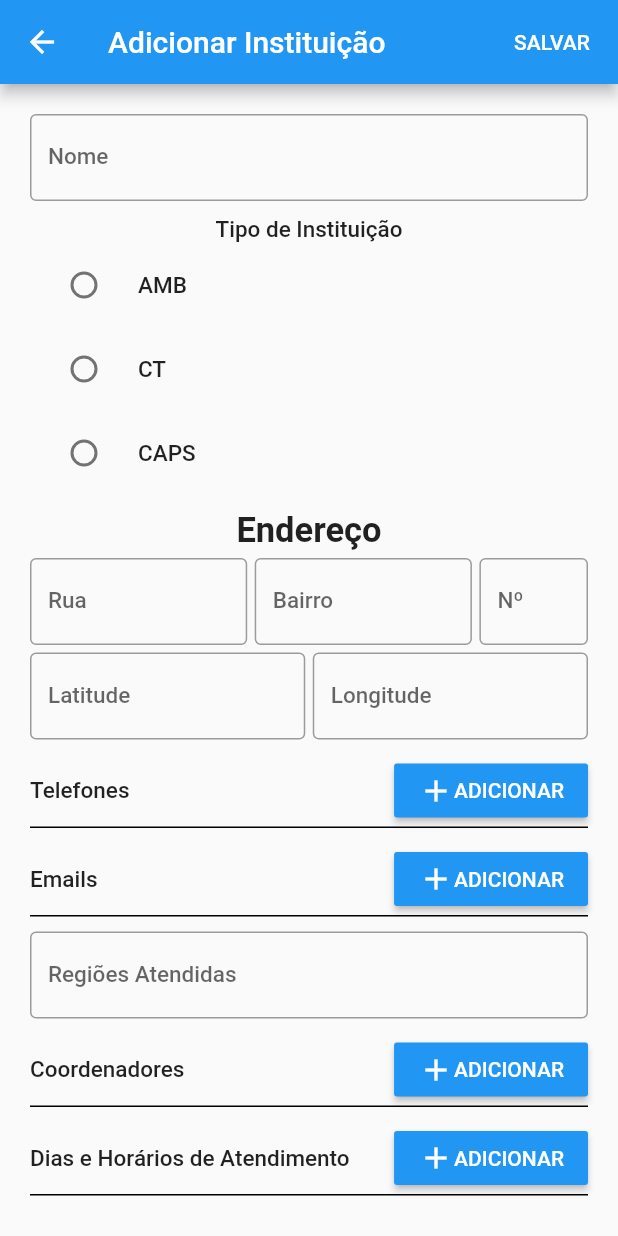
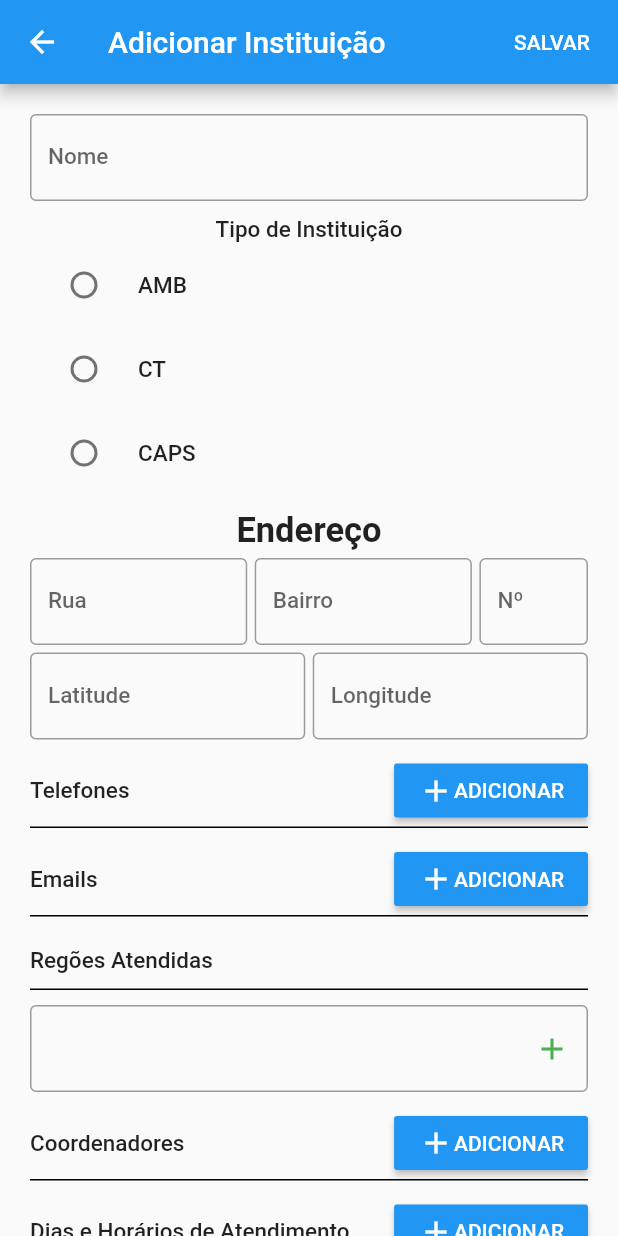
Before and after one commit to ricardoMonteiroTavares/saudeMentalSusDatabase, a Flutter app: the InstitutionFormPage screen opened directly, on a phone screen of 412 x 824 dp. Run offline on Flutter 3.47's test engine with Material 2 defaults, Android fonts, the phone set to English and light mode, and no system bars; our stand-ins replace flutter_mobx, get_it, mobx; missing offline and left inert: dart:html; generated files the repository leaves out were written again.

Commit message:
Versão 1.6.0
Mudança na estrutura da classe Institution. Agora o elemento regions passa a ser uma lista da classe Region.
Recuperação e edição de dados do campo Regiões Atendidas está completo, chegando a completude no formulário de Instituição.

```diff
--- a/lib/entities/institution.dart
+++ b/lib/entities/institution.dart
@@ -2,6 +2,7 @@ import 'package:saudeMentalSusDatabase/entities/address.dart';
 import 'package:saudeMentalSusDatabase/entities/coord.dart';
 import 'package:saudeMentalSusDatabase/entities/institution_type.dart';
 import 'package:saudeMentalSusDatabase/entities/reception.dart';
+import 'package:saudeMentalSusDatabase/entities/region.dart';
 import 'package:saudeMentalSusDatabase/util/enum_converter.dart';
 
 class Institution {
@@ -12,7 +13,7 @@ class Institution {
   InstitutionType institutionType;
   List<Coord> coords;
   List<Reception> reception;
-  String regions;
+  List<Region> regions;
 
   Institution(
       {this.name,
@@ -31,7 +32,9 @@ class Institution {
     data['phone'] = this.phones;
     data['email'] = this.emails;
     data['address'] = this.address.toJson();
-    data['region'] = this.regions;
+    if (this.regions != null) {
+      data['region'] = this.regions.map((v) => v.toJson()).toList();
+    }
     if (this.coords != null) {
       data['coord'] = this.coords.map((v) => v.toJson()).toList();
     }
--- /dev/null
+++ b/lib/entities/region.dart
@@ -0,0 +1,13 @@
+import 'package:flutter/foundation.dart';
+
+class Region {
+  final String name;
+
+  Region({@required this.name});
+
+  Map<String, dynamic> toJson() {
+    final Map<String, dynamic> data = new Map<String, dynamic>();
+    data['name'] = this.name;
+    return data;
+  }
+}
--- a/lib/pages/institution_form_page/components/email_list/controller.dart
+++ b/lib/pages/institution_form_page/components/email_list/controller.dart
@@ -13,7 +13,7 @@ abstract class _Controller with Store {
   var institution = GetIt.I.get<Institution>();
 
   @observable
-  ObservableList<String> emails = <String>[].asObservable();
+  ObservableList<String> emails;
 
   @action
   init() {
--- a/lib/pages/institution_form_page/components/regions_served_input/regions_served_input.dart
+++ /dev/null
@@ -1,20 +0,0 @@
-import 'package:flutter/material.dart';
-import 'package:flutter_mobx/flutter_mobx.dart';
-import 'controller.dart';
-
-class RegionsServedInputComp extends StatelessWidget {
-  final Controller _controller = new Controller();
-  @override
-  Widget build(BuildContext context) {
-    return Container(
-      child: Observer(
-          builder: (_) => TextFormField(
-                decoration: InputDecoration(
-                    border: OutlineInputBorder(),
-                    labelText: 'Regiões Atendidas'),
-                onChanged: _controller.setName,
-                style: Theme.of(context).textTheme.bodyText1,
-              )),
-    );
-  }
-}
--- /dev/null
+++ b/lib/pages/institution_form_page/components/regions_served_list/regions_served_list.dart
@@ -0,0 +1,71 @@
+import 'package:flutter/material.dart';
+import 'package:flutter_mobx/flutter_mobx.dart';
+import 'package:saudeMentalSusDatabase/components/buttons/buttons.dart';
+import 'controller.dart';
+
+class RegionsServedListComp extends StatefulWidget {
+  @override
+  _RegionsServedListCompState createState() => _RegionsServedListCompState();
+}
+
+class _RegionsServedListCompState extends State<RegionsServedListComp> {
+  final Controller _controller = new Controller();
+
+  @override
+  void initState() {
+    _controller.init();
+    super.initState();
+  }
+
+  @override
+  Widget build(BuildContext context) {
+    return Column(
+      mainAxisSize: MainAxisSize.min,
+      children: [
+        Container(
+          decoration: BoxDecoration(
+              border:
+                  Border(bottom: BorderSide(color: Colors.black, width: 1))),
+          child: Row(
+            mainAxisAlignment: MainAxisAlignment.spaceBetween,
+            children: [
+              Container(
+                padding: EdgeInsets.only(bottom: 10),
+                child: Text(
+                  'Regões Atendidas',
+                  style: Theme.of(context).textTheme.bodyText1,
+                ),
+              )
+            ],
+          ),
+        ),
+        SizedBox(
+          height: 10,
+        ),
+        Observer(
+            builder: (_) => TextField(
+                  controller: _controller.editingController,
+                  decoration: InputDecoration(
+                      border: OutlineInputBorder(),
+                      suffixIcon: IconButton(
+                        icon: Icon(Icons.add, color: Colors.green),
+                        onPressed: _controller.add,
+                      )),
+                  onChanged: _controller.setRegionName,
+                  style: Theme.of(context).textTheme.bodyText1,
+                )),
+        Observer(
+            builder: (_) => SingleChildScrollView(
+                child: ListView.builder(
+                    shrinkWrap: true,
+                    itemCount: _controller.regions.length,
+                    itemBuilder: (_, index) => ListTile(
+                          title: Text(_controller.regions[index].name),
+                          trailing: EditDeleteButtons(
+                            deleteFunction: () => _controller.remove(index),
+                          ),
+                        )))),
+      ],
+    );
+  }
+}
--- a/lib/pages/institution_form_page/controller.dart
+++ b/lib/pages/institution_form_page/controller.dart
@@ -96,7 +96,8 @@ abstract class _Controller with Store {
                   child: Text('Longitude Inválido'),
                 ),
               ));
-    } else if ((institution.regions == null) || (institution.regions == '')) {
+    } else if ((institution.regions == null) ||
+        (institution.regions.length == 0)) {
       showDialog(
           context: context,
           builder: (context) => AlertDialog(
--- a/lib/pages/institution_form_page/institution_form_page.dart
+++ b/lib/pages/institution_form_page/institution_form_page.dart
@@ -9,7 +9,7 @@ import 'components/coord_list/coord_list.dart';
 import 'components/email_list/email_list.dart';
 import 'components/name_input/name_input.dart';
 import 'components/phone_list/phone_list.dart';
-import 'components/regions_served_input/regions_served_input.dart';
+import 'components/regions_served_list/regions_served_list.dart';
 import 'controller.dart';
 
 class InstitutionFormPage extends StatefulWidget {
@@ -70,9 +70,9 @@ class _InstitutionFormPageState extends State<InstitutionFormPage> {
               ),
               EmailListComp(),
               SizedBox(
-                height: 10,
+                height: 20,
               ),
-              RegionsServedInputComp(),
+              RegionsServedListComp(),
               SizedBox(
                 height: 10,
               ),
--- a/pubspec.yaml
+++ b/pubspec.yaml
@@ -15,7 +15,7 @@ publish_to: 'none' # Remove this line if you wish to publish to pub.dev
 # In iOS, build-name is used as CFBundleShortVersionString while build-number used as CFBundleVersion.
 # Read more about iOS versioning at
 # https://developer.apple.com/library/archive/documentation/General/Reference/InfoPlistKeyReference/Articles/CoreFoundationKeys.html
-version: 1.5.0
+version: 1.6.0
 
 environment:
   sdk: ">=2.7.0 <3.0.0"
```
Also changed, not shown: lib/pages/institution_form_page/components/regions_served_input/controller.dart (deleted, +0 -20 lines), lib/pages/institution_form_page/components/regions_served_list/controller.dart (added, +61 -0 lines), lib/pages/institution_form_page/components/attendance_list/components/attendance_form/controller.g.dart, lib/pages/institution_form_page/components/regions_served_input/controller.g.dart (deleted), lib/pages/institution_form_page/components/regions_served_list/controller.g.dart (added).
